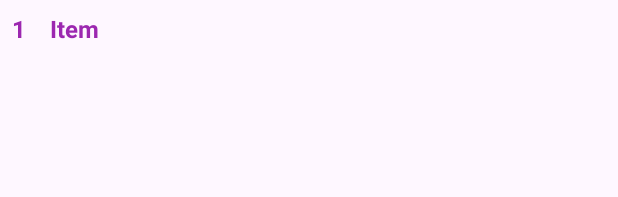
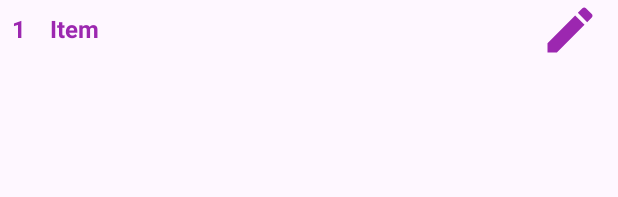
Before and after one commit to GSCrespo/ExampleSQLite, an Android app: the layout item_list_dado.xml on its own in the app's theme, with its tools: preview values and no code run, on a phone screen of 412 x 824 dp. Shown: the top 197 px of the screen. Run offline under Robolectric (Android 15) with nearby library versions, the phone set to English and light mode, and no system bars.

Commit message:
adicionando a logica de update na aplicação

```diff
--- a/app/src/main/java/arq/ifsp/DMO1/examplesqlite/data/repository/MeuDadoRepository.kt
+++ b/app/src/main/java/arq/ifsp/DMO1/examplesqlite/data/repository/MeuDadoRepository.kt
@@ -13,4 +13,5 @@ class MeuDadoRepository(context: Context) {
     fun getAllMeusDados(): List<MeuDado> = dao.getAll()
 
     fun addMeuDado(dado: MeuDado) = dao.insert(dado)
+    fun updateMeuDado(dado: MeuDado) = dao.update(dado)
 }
--- a/app/src/main/res/layout/activity_details.xml
+++ b/app/src/main/res/layout/activity_details.xml
@@ -14,6 +14,7 @@
         android:layout_height="wrap_content"
         android:layout_margin="16dp"
         android:hint="Digite o texto."
+        android:visibility="gone"
         app:layout_constraintStart_toStartOf="parent"
         app:layout_constraintTop_toTopOf="parent">
 
--- a/app/src/main/res/layout/item_list_dado.xml
+++ b/app/src/main/res/layout/item_list_dado.xml
@@ -30,4 +30,16 @@
         app:layout_constraintStart_toEndOf="@id/text_id_dado"
         app:layout_constraintTop_toTopOf="@id/text_id_dado" />
 
+
+    <ImageView
+        android:id="@+id/image_edit_dado"
+        android:layout_width="40dp"
+        android:layout_height="40dp"
+        android:layout_margin="12dp"
+        android:src="@drawable/edit_img"
+        app:layout_constraintBottom_toBottomOf="@id/text_id_dado"
+        app:layout_constraintEnd_toEndOf="parent"
+        app:layout_constraintTop_toTopOf="@id/text_id_dado"
+        app:tint="#9C27B0" />
+
 </androidx.constraintlayout.widget.ConstraintLayout>
```
Also changed, not shown: app/src/main/java/arq/ifsp/DMO1/examplesqlite/data/database/MeuDAO.kt (+20 -0 lines).
